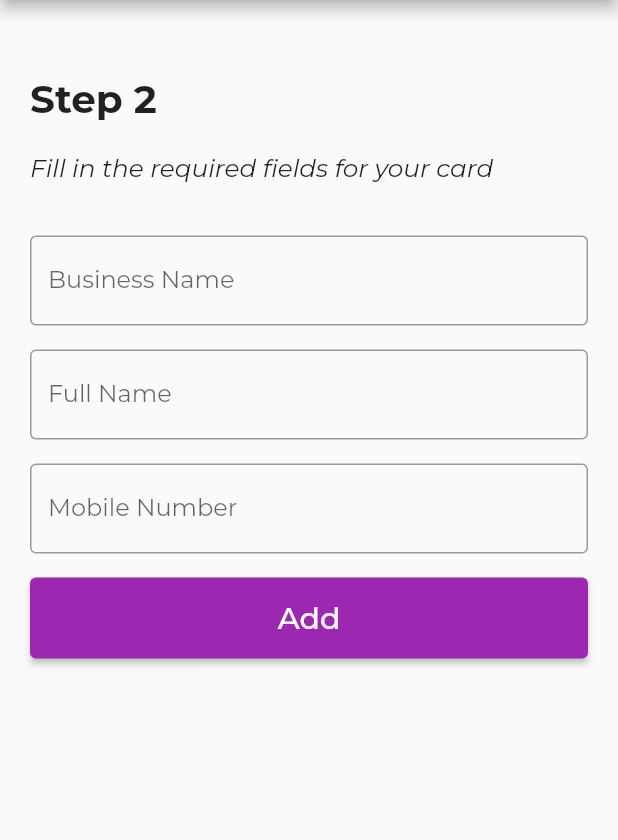
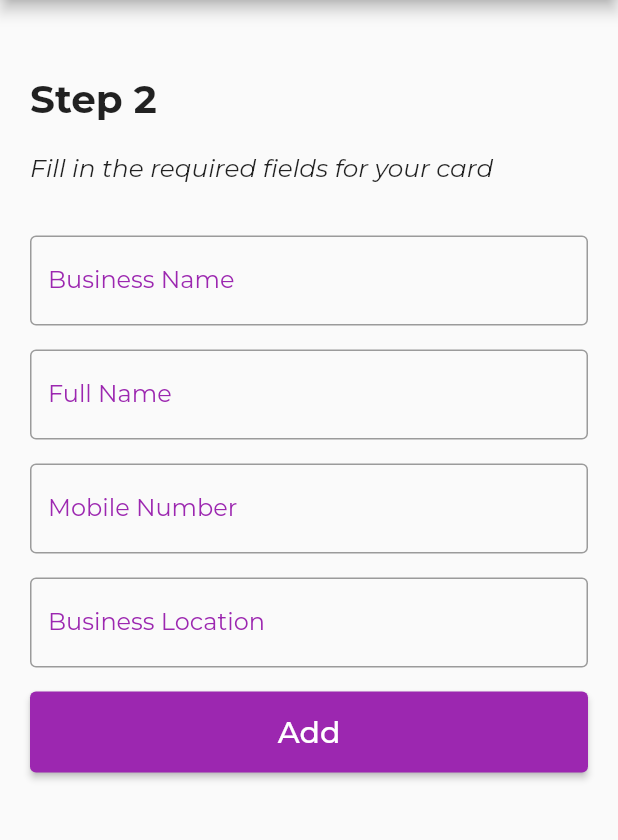
Before and after one commit to Jaydrey/card_share, a Flutter app: the screen it shows after launch, after a tap on "Next", on a phone screen of 412 x 824 dp, the part 84-924 px from its top. Run offline on Flutter 3.47's test engine with Material 2 defaults, Android fonts, the light colour scheme and no system bars.

Commit message:
separating pages into folders

```diff
--- /dev/null
+++ b/card_share/lib/form_page/build_form.dart
@@ -0,0 +1,57 @@
+import 'package:flutter/material.dart';
+import 'business_form.dart';
+
+
+class BusinessFormPage extends StatefulWidget {
+  final String barTitle;
+  const BusinessFormPage({Key? key, required this.barTitle}) : super(key: key);
+  @override
+  State<BusinessFormPage> createState() => _BusinessFormPageState();
+}
+
+class _BusinessFormPageState extends State<BusinessFormPage> {
+  @override
+  Widget build(BuildContext context) {
+    return Scaffold(
+      appBar: AppBar(
+        // leading: const Icon(Icons.menu),
+        title: Text(widget.barTitle),
+      ),
+      body: SafeArea(
+          child: SingleChildScrollView(
+        child: Column(
+          crossAxisAlignment: CrossAxisAlignment.start,
+          children: <Widget>[
+            buildFirstHeading(),
+            buildSubHeading(),
+            // the business form imported from the business_form module
+            const BuildForm(),
+          ],
+        ),
+      )),
+    );
+  }
+
+  // first heading step 2
+  Widget buildFirstHeading() => const Padding(
+        padding: EdgeInsets.fromLTRB(20, 50, 20, 10),
+        child: Text(
+          "Step 2",
+          style: TextStyle(fontSize: 26, fontWeight: FontWeight.w700),
+        ),
+      );
+  // sunheading widget fill forms
+  Widget buildSubHeading() => const Padding(
+        padding: EdgeInsets.fromLTRB(20, 10, 20, 15),
+        child: FittedBox(
+          alignment: Alignment.centerRight,
+          child: Text(
+            "Fill in the required fields for your card",
+            style: TextStyle(
+                fontSize: 16.5,
+                fontWeight: FontWeight.w500,
+                fontStyle: FontStyle.italic),
+          ),
+        ),
+      );
+}
--- a/card_share/lib/business_form.dart
+++ b/card_share/lib/form_page/business_form.dart
@@ -1,6 +1,5 @@
 import 'package:flutter/material.dart';
-import 'business_model.dart';
-
+import '../business_model.dart';
 
 class BuildForm extends StatefulWidget {
   const BuildForm({Key? key}) : super(key: key);
@@ -33,8 +32,13 @@ class _BuildFormState extends State<BuildForm> {
           const SizedBox(height: 16),
           buildMobileNumber(),
           const SizedBox(height: 16),
+          buildBusinessLocation(),
+          const SizedBox(
+            height: 16,
+          ),
           buildAddButton(),
           const SizedBox(height: 16),
+
           // buildImage(bytes1),
         ],
       ),
@@ -50,9 +54,10 @@ class _BuildFormState extends State<BuildForm> {
           bizModel.businessName = businessName;
           print(bizModel.businessName);
         },
-        decoration: const InputDecoration(
+        decoration: InputDecoration(
           labelText: "Business Name",
-          border: OutlineInputBorder(),
+          labelStyle: TextStyle(color: Theme.of(context).primaryColor),
+          border: const OutlineInputBorder(),
         ),
         validator: (value) {
           if (value!.isEmpty) {
@@ -61,6 +66,8 @@ class _BuildFormState extends State<BuildForm> {
           return null;
         },
       );
+  // Widget buildBusinessCategory() =>
+
   Widget buildPersonName() => TextFormField(
         onChanged: (value) {
           setState(() {
@@ -69,9 +76,10 @@ class _BuildFormState extends State<BuildForm> {
           bizModel.personName = personName;
           print(bizModel.personName);
         },
-        decoration: const InputDecoration(
+        decoration: InputDecoration(
           labelText: "Full Name",
-          border: OutlineInputBorder(),
+          labelStyle: TextStyle(color: Theme.of(context).primaryColor),
+          border: const OutlineInputBorder(),
         ),
         validator: (value) {
           if (value!.split(" ").isEmpty) {
@@ -88,9 +96,10 @@ class _BuildFormState extends State<BuildForm> {
           bizModel.businessNumber = businessNumber;
           print(bizModel.businessNumber);
         },
-        decoration: const InputDecoration(
+        decoration: InputDecoration(
+          labelStyle: TextStyle(color: Theme.of(context).primaryColor),
           labelText: "Mobile Number",
-          border: OutlineInputBorder(),
+          border: const OutlineInputBorder(),
         ),
         validator: (value) {
           // RegExp valRegExp = RegExp(r"^[0-9]+$");
@@ -100,6 +109,13 @@ class _BuildFormState extends State<BuildForm> {
           }
           return null;
         },
+      );
+  Widget buildBusinessLocation() => TextFormField(
+        decoration: InputDecoration(
+          labelText: "Business Location",
+          labelStyle: TextStyle(color: Theme.of(context).primaryColor),
+          border: const OutlineInputBorder(),
+        ),
       );
   Widget buildAddButton() => Builder(
         builder: (context) => ElevatedButton(
--- a/card_share/lib/main.dart
+++ b/card_share/lib/main.dart
@@ -1,7 +1,6 @@
 import 'package:flutter/material.dart';
 import 'cardThemes/tenzi_theme.dart';
-import 'business_form.dart';
-
+import 'form_page/build_form.dart';
 void main() {
   runApp(const MyApp());
 }
@@ -124,50 +123,3 @@
     );
   }
 }
-
-class BusinessFormPage extends StatefulWidget {
-  final String barTitle;
-  const BusinessFormPage({Key? key, required this.barTitle}) : super(key: key);
-  @override
-  State<BusinessFormPage> createState() => _BusinessFormPageState();
-}
-
-class _BusinessFormPageState extends State<BusinessFormPage> {
-  @override
-  Widget build(BuildContext context) {
-    return Scaffold(
-      appBar: AppBar(
-        // leading: const Icon(Icons.menu),
-        title: Text(widget.barTitle),
-      ),
-      body: SafeArea(
-        child: Column(
-          crossAxisAlignment: CrossAxisAlignment.start,
-          children: const <Widget>[
-            Padding(
-              padding: EdgeInsets.fromLTRB(20, 50, 20, 10),
-              child: Text(
-                "Step 2",
-                style: TextStyle(fontSize: 26, fontWeight: FontWeight.w700),
-              ),
-            ),
-            Padding(
-              padding: EdgeInsets.fromLTRB(20, 10, 20, 15),
-              child: FittedBox(
-                alignment: Alignment.centerRight,
-                child: Text(
-                  "Fill in the required fields for your card",
-                  style: TextStyle(
-                      fontSize: 16.5,
-                      fontWeight: FontWeight.w500,
-                      fontStyle: FontStyle.italic),
-                ),
-              ),
-            ),
-            BuildForm(),
-          ],
-        ),
-      ),
-    );
-  }
-}
```
